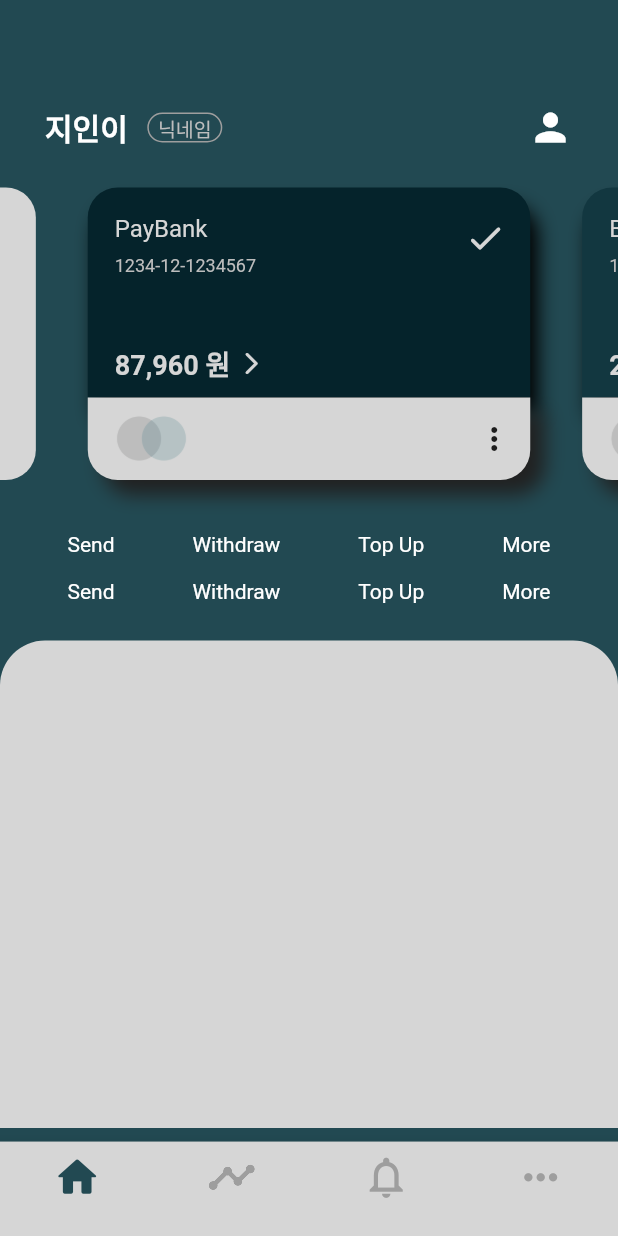
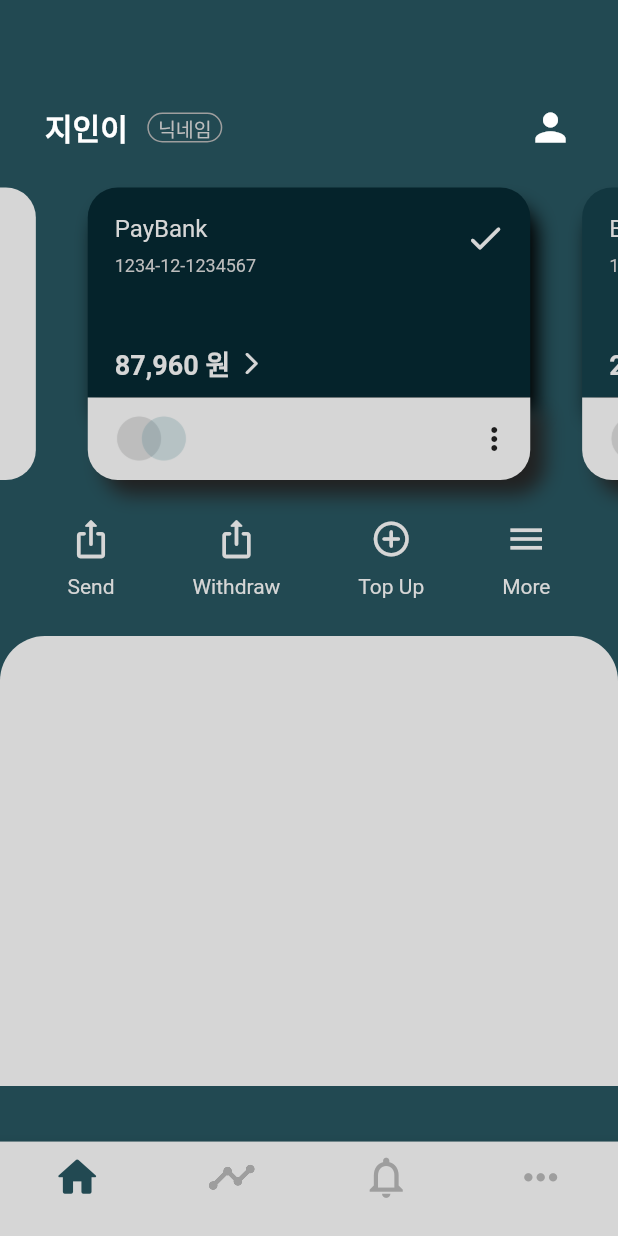
Before and after one commit to zixxin/FlutterProject02, a Flutter app: the screen it shows after launch, on a phone screen of 412 x 824 dp. Run offline on Flutter 3.47's test engine with Material 2 defaults, Android fonts, the phone set to English and light mode, and no system bars; drawn by our look-alikes of carousel_slider.

Commit message:
iconbutton 으로 수정

```diff
--- a/lib/home.dart
+++ b/lib/home.dart
@@ -170,13 +170,21 @@
         // Column에서는 crossAxis가 가로, mainAxis가 세로
         children: [
           Container(
+            margin: const EdgeInsets.only(left: 20.0, right: 20.0),
+            child: IconButton(
+              // 아래 두 줄의 코드가 IconButton의 의미없는 여백을 줄임
+              padding: EdgeInsets.zero, // 패딩 설정
+              constraints: const BoxConstraints(), // constraints
+              icon: const Icon(Icons.ios_share_rounded),
+              color: Colors.grey[350],
+              iconSize: 28.0,
+              onPressed: () {},
+            ),
+          ),
+          Container(
               padding:
                   const EdgeInsets.only(top: 10.0, left: 20.0, right: 20.0),
-              child: const Text('Send', style: TextStyle(color: Colors.white))),
-          Container(
-              padding:
-                  const EdgeInsets.only(top: 15.0, left: 20.0, right: 20.0),
-              child: const Text('Send', style: TextStyle(color: Colors.white))),
+              child: Text('Send', style: TextStyle(color: Colors.grey[350]))),
         ],
       ),
       Column(
@@ -186,15 +194,22 @@
         // Column에서는 crossAxis가 가로, mainAxis가 세로
         children: [
           Container(
+            margin: const EdgeInsets.only(left: 20.0, right: 20.0),
+            child: IconButton(
+              // 아래 두 줄의 코드가 IconButton의 의미없는 여백을 줄임
+              padding: EdgeInsets.zero, // 패딩 설정
+              constraints: const BoxConstraints(), // constraints
+              icon: const Icon(Icons.ios_share_rounded),
+              color: Colors.grey[350],
+              iconSize: 28.0,
+              onPressed: () {},
+            ),
+          ),
+          Container(
               padding:
                   const EdgeInsets.only(top: 10.0, left: 20.0, right: 20.0),
-              child: const Text('Withdraw',
-                  style: TextStyle(color: Colors.white))),
-          Container(
-              padding:
-                  const EdgeInsets.only(top: 15.0, left: 20.0, right: 20.0),
-              child: const Text('Withdraw',
-                  style: TextStyle(color: Colors.white))),
+              child:
+                  Text('Withdraw', style: TextStyle(color: Colors.grey[350]))),
         ],
       ),
       Column(
@@ -204,15 +219,21 @@
         // Column에서는 crossAxis가 가로, mainAxis가 세로
         children: [
           Container(
+            margin: const EdgeInsets.only(left: 20.0, right: 20.0),
+            child: IconButton(
+              // 아래 두 줄의 코드가 IconButton의 의미없는 여백을 줄임
+              padding: EdgeInsets.zero, // 패딩 설정
+              constraints: const BoxConstraints(), // constraints
+              icon: const Icon(Icons.add_circle_outline_rounded),
+              color: Colors.grey[350],
+              iconSize: 28.0,
+              onPressed: () {},
+            ),
+          ),
+          Container(
               padding:
                   const EdgeInsets.only(top: 10.0, left: 20.0, right: 20.0),
-              child:
-                  const Text('Top Up', style: TextStyle(color: Colors.white))),
-          Container(
-              padding:
-                  const EdgeInsets.only(top: 15.0, left: 20.0, right: 20.0),
-              child:
-                  const Text('Top Up', style: TextStyle(color: Colors.white))),
+              child: Text('Top Up', style: TextStyle(color: Colors.grey[350]))),
         ],
       ),
       Column(
@@ -222,13 +243,21 @@
         // Column에서는 crossAxis가 가로, mainAxis가 세로
         children: [
           Container(
+            margin: const EdgeInsets.only(left: 20.0, right: 20.0),
+            child: IconButton(
+              // 아래 두 줄의 코드가 IconButton의 의미없는 여백을 줄임
+              padding: EdgeInsets.zero, // 패딩 설정
+              constraints: const BoxConstraints(), // constraints
+              icon: const Icon(Icons.menu),
+              color: Colors.grey[350],
+              iconSize: 28.0,
+              onPressed: () {},
+            ),
+          ),
+          Container(
               padding:
                   const EdgeInsets.only(top: 10.0, left: 20.0, right: 20.0),
-              child: const Text('More', style: TextStyle(color: Colors.white))),
-          Container(
-              padding:
-                  const EdgeInsets.only(top: 15.0, left: 20.0, right: 20.0),
-              child: const Text('More', style: TextStyle(color: Colors.white))),
+              child: Text('More', style: TextStyle(color: Colors.grey[350]))),
         ],
       ),
     ],
@@ -248,7 +277,7 @@
         children: [
           Container(
             width: MediaQuery.of(context).size.width,
-            height: 325,
+            height: 300,
             padding: const EdgeInsets.only(top: 30.0, left: 30.0, right: 30.0),
             decoration: BoxDecoration(
               color: Colors.grey[350],
```
